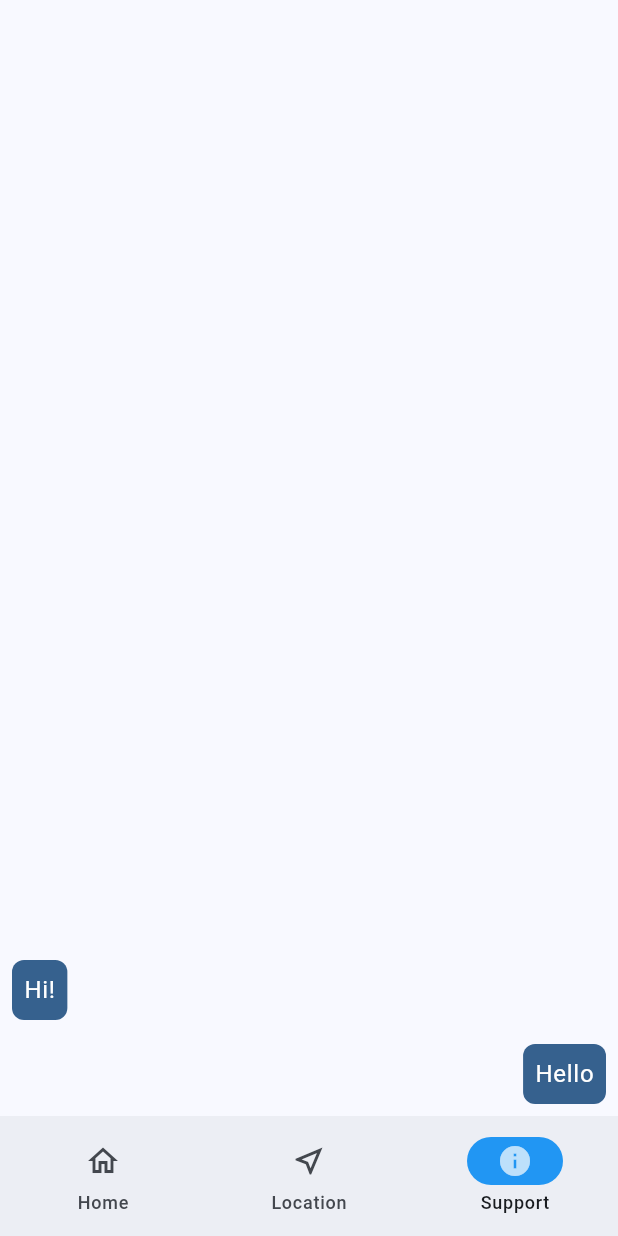
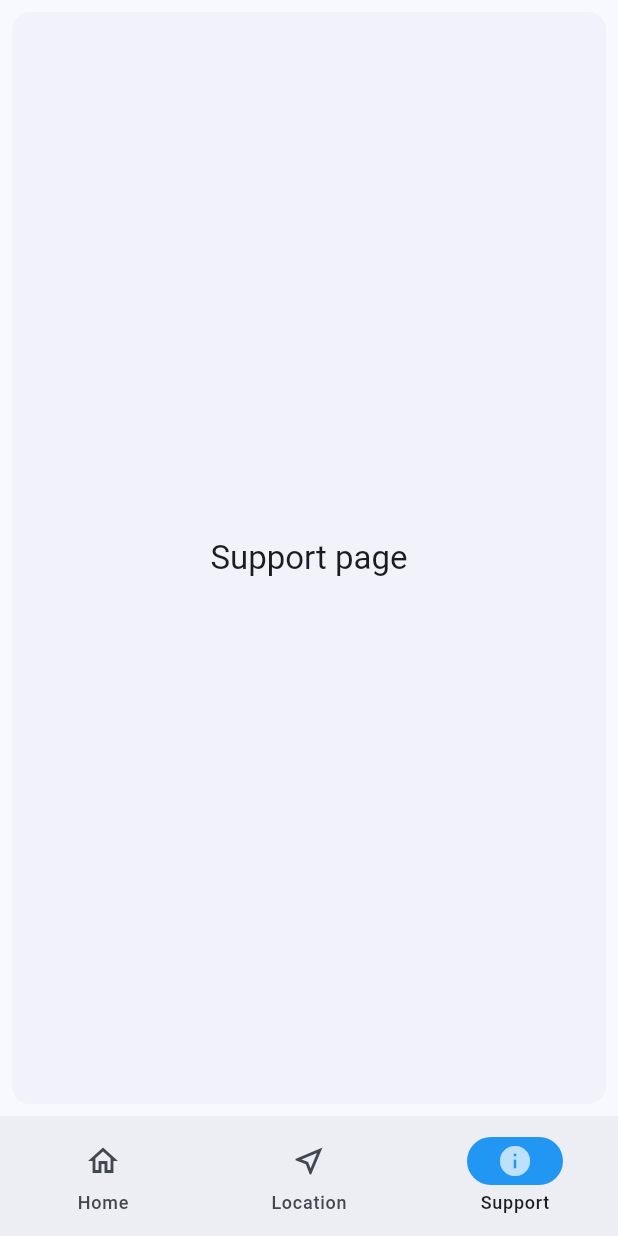
Before and after one commit to dev-eranda/ship-tracker, a Flutter app: the screen it shows after launch, item 3 of the bottom bar chosen, on a phone screen of 412 x 824 dp. Run offline on Flutter 3.47's test engine with Material 3 defaults, Android fonts, the phone set to English and light mode, and no system bars; our stand-ins replace geolocator, google_maps_flutter, permission_handler.

Commit message:
Refactor SupportPage to simplify layout and improve readability

```diff
--- a/lib/support_page.dart
+++ b/lib/support_page.dart
@@ -7,47 +7,14 @@ class SupportPage extends StatelessWidget {
   Widget build(BuildContext context) {
     final ThemeData theme = Theme.of(context);
     return SafeArea(
-      child: ListView.builder(
-        reverse: true,
-        itemCount: 2,
-        itemBuilder: (BuildContext context, int index) {
-          if (index == 0) {
-            return Align(
-              alignment: .centerRight,
-              child: Container(
-                margin: const .all(8.0),
-                padding: const .all(8.0),
-                decoration: BoxDecoration(
-                  color: theme.colorScheme.primary,
-                  borderRadius: .circular(8.0),
-                ),
-                child: Text(
-                  'Hello',
-                  style: theme.textTheme.bodyLarge!.copyWith(
-                    color: theme.colorScheme.onPrimary,
-                  ),
-                ),
-              ),
-            );
-          }
-          return Align(
-            alignment: .centerLeft,
-            child: Container(
-              margin: const .all(8.0),
-              padding: const .all(8.0),
-              decoration: BoxDecoration(
-                color: theme.colorScheme.primary,
-                borderRadius: .circular(8.0),
-              ),
-              child: Text(
-                'Hi!',
-                style: theme.textTheme.bodyLarge!.copyWith(
-                  color: theme.colorScheme.onPrimary,
-                ),
-              ),
-            ),
-          );
-        },
+      child: Card(
+        shadowColor: Colors.transparent,
+        margin: const EdgeInsets.all(8.0),
+        child: SizedBox.expand(
+          child: Center(
+            child: Text('Support page', style: theme.textTheme.titleLarge),
+          ),
+        ),
       ),
     );
   }
```
Also changed, not shown: lib/location_page.dart (+95 -55 lines).
